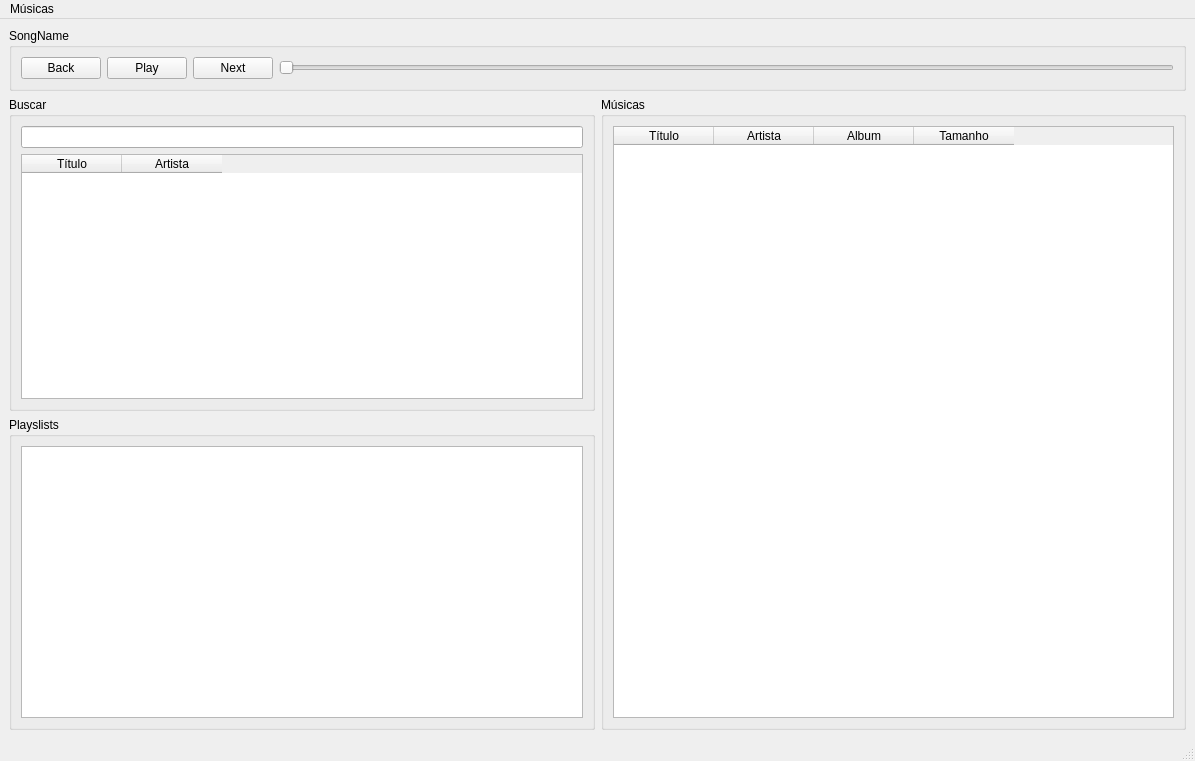
OtavioPellicano/spotify-playlist-qt, file player/client/form/MainWindow.ui: the form before one commit.
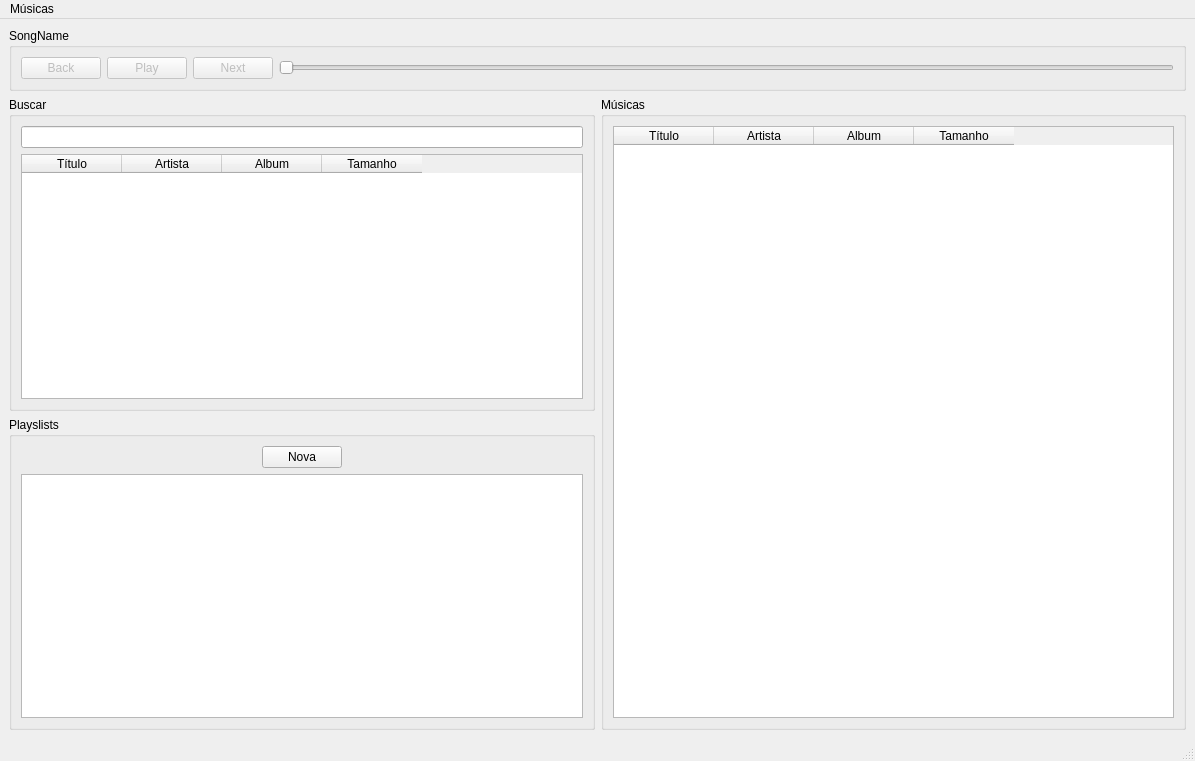
The form after the commit.

Commit message:
create basic playlist (#19)
* Convert all method to camelCase

* Create PlaylistConfig

* Create Playlist

* Add album and length to tableWidgetSearch

* Move track by search to the Player

* Move UserConfig to Player

* Remove isGranted method

* Move PlaylistConfig to Player

* Move PlaylistNames to Player

* Move playlist_tracks to Player

* Add PlayTrack to the project (is not working)

```diff
--- a/player/client/form/MainWindow.ui
+++ b/player/client/form/MainWindow.ui
@@ -14,7 +14,7 @@
    <string>spotify-playlist-qt</string>
   </property>
   <widget class="QWidget" name="centralwidget">
-   <layout class="QVBoxLayout" name="verticalLayout_6">
+   <layout class="QVBoxLayout" name="verticalLayout_7">
     <item>
      <widget class="QGroupBox" name="groupBoxCurrentSong">
       <property name="title">
@@ -23,6 +23,9 @@
       <layout class="QHBoxLayout" name="horizontalLayout">
        <item>
         <widget class="QPushButton" name="pushButtonBack">
+         <property name="enabled">
+          <bool>false</bool>
+         </property>
          <property name="text">
           <string>Back</string>
          </property>
@@ -30,6 +33,9 @@
        </item>
        <item>
         <widget class="QPushButton" name="pushButtonPlay">
+         <property name="enabled">
+          <bool>false</bool>
+         </property>
          <property name="text">
           <string>Play</string>
          </property>
@@ -37,6 +43,9 @@
        </item>
        <item>
         <widget class="QPushButton" name="pushButtonNext">
+         <property name="enabled">
+          <bool>false</bool>
+         </property>
          <property name="text">
           <string>Next</string>
          </property>
@@ -53,9 +62,9 @@
      </widget>
     </item>
     <item>
-     <layout class="QHBoxLayout" name="horizontalLayout_2">
+     <layout class="QHBoxLayout" name="horizontalLayout_3">
       <item>
-       <layout class="QVBoxLayout" name="verticalLayout_4">
+       <layout class="QVBoxLayout" name="verticalLayout_6">
         <item>
          <widget class="QGroupBox" name="groupBoxSearch">
           <property name="title">
@@ -79,6 +88,16 @@
                  <string>Artista</string>
                 </property>
                </column>
+               <column>
+                <property name="text">
+                 <string>Album</string>
+                </property>
+               </column>
+               <column>
+                <property name="text">
+                 <string>Tamanho</string>
+                </property>
+               </column>
               </widget>
              </item>
             </layout>
@@ -91,9 +110,50 @@
           <property name="title">
            <string>Playslists</string>
           </property>
-          <layout class="QVBoxLayout" name="verticalLayout_2">
+          <layout class="QVBoxLayout" name="verticalLayout_4">
            <item>
-            <widget class="QListWidget" name="listWidgetPlaylist"/>
+            <layout class="QVBoxLayout" name="verticalLayout_2">
+             <item>
+              <layout class="QHBoxLayout" name="horizontalLayout_2">
+               <item>
+                <spacer name="horizontalSpacer">
+                 <property name="orientation">
+                  <enum>Qt::Horizontal</enum>
+                 </property>
+                 <property name="sizeHint" stdset="0">
+                  <size>
+                   <width>40</width>
+                   <height>20</height>
+                  </size>
+                 </property>
+                </spacer>
+               </item>
+               <item>
+                <widget class="QPushButton" name="pushButtonNewPlaylist">
+                 <property name="text">
+                  <string>Nova</string>
+                 </property>
+                </widget>
+               </item>
+               <item>
+                <spacer name="horizontalSpacer_2">
+                 <property name="orientation">
+                  <enum>Qt::Horizontal</enum>
+                 </property>
+                 <property name="sizeHint" stdset="0">
+                  <size>
+                   <width>40</width>
+                   <height>20</height>
+                  </size>
+                 </property>
+                </spacer>
+               </item>
+              </layout>
+             </item>
+             <item>
+              <widget class="QListWidget" name="listWidgetPlaylist"/>
+             </item>
+            </layout>
            </item>
           </layout>
          </widget>
```
Left out of the diff: 15 changed lines with no effect on the pictures. The commit also changes 16 other files.
